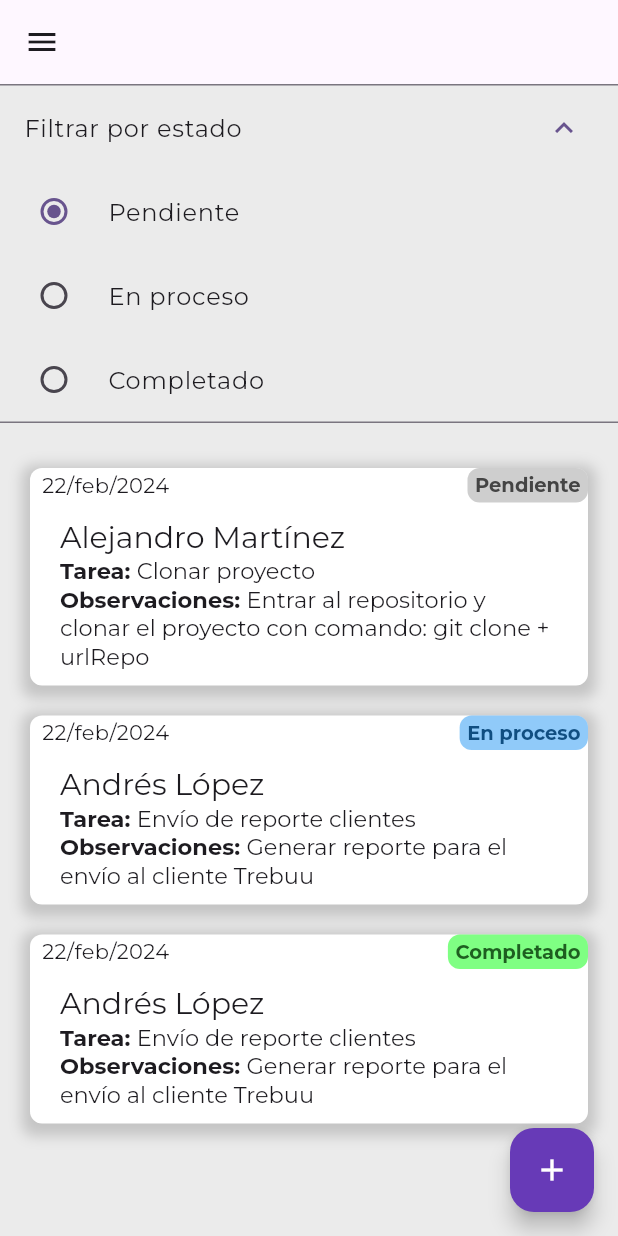
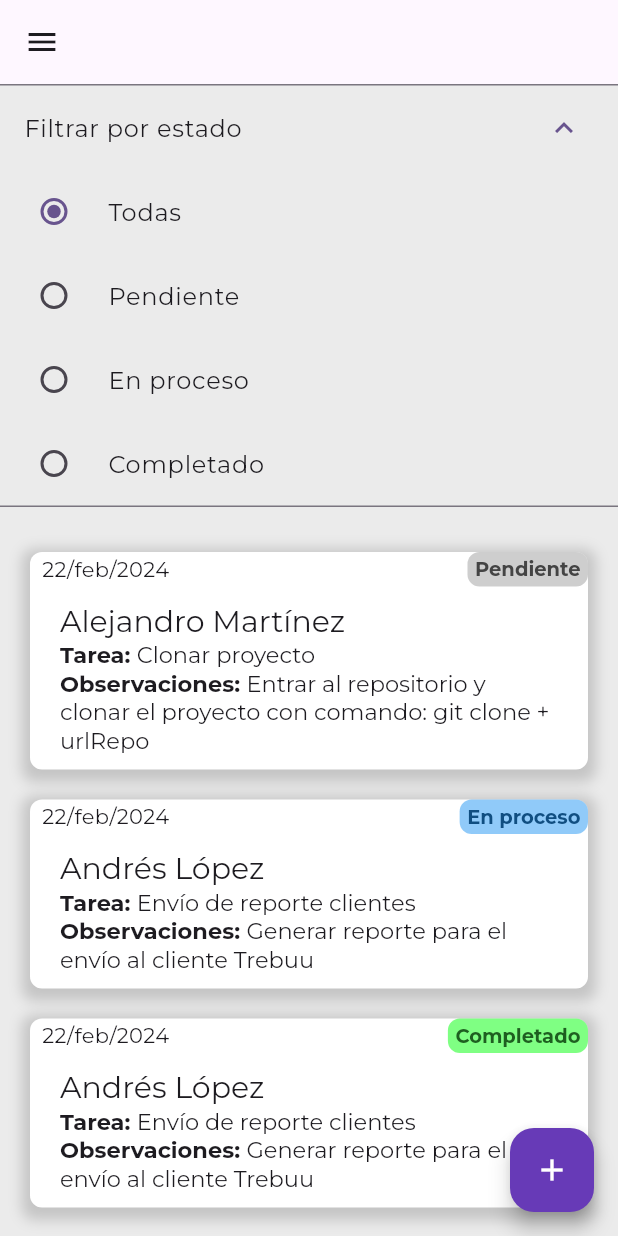
Before and after one commit to stivengm/prueba_senior_flutter, a Flutter app: the HomeScreen screen opened by its route, after a tap on "Filtrar por estado", on a phone screen of 412 x 824 dp. Run offline on Flutter 3.47's test engine with Material 3 defaults, Android fonts, the phone set to English and light mode, and no system bars; our stand-ins replace email_validator, equatable, flutter_bloc, google_fonts.

Commit message:
FIX - Ajuste de filtro en estados.

```diff
--- a/lib/core/blocs/home/home_bloc.dart
+++ b/lib/core/blocs/home/home_bloc.dart
@@ -28,7 +28,17 @@ class HomeBloc extends Bloc<HomeEvent, HomeState> {
     });
 
     on<HandleStateTask>((event, emit) {
-      emit( state.copyWith( stateTask: event.stateTask ) );
+      List<TaskModel> listFiltered;
+      if (event.stateTask == StateGroup.allStates) {
+        listFiltered = state.taskList!;
+      } else if (event.stateTask == StateGroup.statusPending) {
+        listFiltered = state.taskList!.where((state) => state.state == 1).toList();
+      } else if (event.stateTask == StateGroup.statusInProgress) {
+        listFiltered = state.taskList!.where((state) => state.state == 2).toList();
+      } else {
+        listFiltered = state.taskList!.where((state) => state.state == 3).toList();
+      }
+      emit( state.copyWith( stateTask: event.stateTask, taskFilter: listFiltered ) );
     });
 
     readTaskJson();
@@ -40,6 +50,7 @@ class HomeBloc extends Bloc<HomeEvent, HomeState> {
     final List<TaskModel> taskModel = dataJson.map<TaskModel>((m) => TaskModel.fromJson(Map<String, dynamic>.from(m))).toList();
 
     add( HandleTask(taskModel) );
+    add( HandleStateTask( stateTask: StateGroup.allStates, taskFilter: taskModel) );
   }
 
 }
--- a/lib/core/blocs/home/home_event.dart
+++ b/lib/core/blocs/home/home_event.dart
@@ -24,5 +24,6 @@ class CountRecords extends HomeEvent {
 
 class HandleStateTask extends HomeEvent {
   final StateGroup stateTask;
-  const HandleStateTask(this.stateTask);
+  final List<TaskModel> taskFilter;
+  const HandleStateTask({required this.stateTask, required this.taskFilter});
 }
--- a/lib/core/blocs/home/home_state.dart
+++ b/lib/core/blocs/home/home_state.dart
@@ -2,27 +2,32 @@ part of 'home_bloc.dart';
 
 class HomeState extends Equatable {
   final List<TaskModel>? taskList;
+  final List<TaskModel>? taskFilter;
   final int countRecords;
   final StateGroup stateTask;
 
   const HomeState({
     taskList,
+    taskFilter,
     this.countRecords = 0,
-    this.stateTask = StateGroup.statusPending
-  }) : taskList = taskList ?? const [];
+    this.stateTask = StateGroup.allStates
+  }) : taskList = taskList ?? const [],
+    taskFilter = taskFilter ?? const [];
 
   HomeState copyWith({
     List<TaskModel>? taskList,
+    List<TaskModel>? taskFilter,
     int? countRecords,
     StateGroup? stateTask
   }) => HomeState(
     taskList: taskList ?? this.taskList,
     countRecords: countRecords ?? this.countRecords,
-    stateTask: stateTask ?? this.stateTask
+    stateTask: stateTask ?? this.stateTask,
+    taskFilter: taskFilter ?? this.taskFilter
   );
 
   @override
-  List<Object?> get props => [ taskList, countRecords, stateTask ];
+  List<Object?> get props => [ taskList, taskFilter, countRecords, stateTask ];
 }
 
 final class HomeInitial extends HomeState {}
--- a/lib/core/models/emun_task_state.dart
+++ b/lib/core/models/emun_task_state.dart
@@ -1 +1 @@
-enum StateGroup { statusPending, statusInProgress, statusComplete }
+enum StateGroup { allStates, statusPending, statusInProgress, statusComplete }
--- a/lib/ui/screens/home_screen/home_screen.dart
+++ b/lib/ui/screens/home_screen/home_screen.dart
@@ -16,7 +16,7 @@ class HomeScreen extends StatefulWidget {
 
 class _HomeScreenState extends State<HomeScreen> {
 
-  StateGroup selectStatusTask = StateGroup.statusPending;
+  StateGroup selectStatusTask = StateGroup.allStates;
 
   @override
   Widget build(BuildContext context) {
@@ -42,11 +42,19 @@ class _HomeScreenState extends State<HomeScreen> {
                   title: const Text("Filtrar por estado"),
                   children: [
                     RadioListTile(
+                      title: const Text("Todas"),
+                      value: StateGroup.allStates,
+                      groupValue: state.stateTask,
+                      onChanged: (value) {
+                        context.read<HomeBloc>().add( HandleStateTask( stateTask: value!, taskFilter: state.taskList!) );
+                      }
+                    ),
+                    RadioListTile(
                       title: const Text("Pendiente"),
                       value: StateGroup.statusPending,
                       groupValue: state.stateTask,
                       onChanged: (value) {
-                        context.read<HomeBloc>().add( HandleStateTask(value!) );
+                        context.read<HomeBloc>().add( HandleStateTask( stateTask: value!, taskFilter: state.taskList!) );
                       }
                     ),
                     RadioListTile(
@@ -54,7 +62,7 @@ class _HomeScreenState extends State<HomeScreen> {
                       value: StateGroup.statusInProgress,
                       groupValue: state.stateTask,
                       onChanged: (value) {
-                        context.read<HomeBloc>().add( HandleStateTask(value!) );
+                        context.read<HomeBloc>().add( HandleStateTask( stateTask: value!, taskFilter: state.taskList! ) );
                       }
                     ),
                     RadioListTile(
@@ -62,7 +70,7 @@ class _HomeScreenState extends State<HomeScreen> {
                       value: StateGroup.statusComplete,
                       groupValue: state.stateTask,
                       onChanged: (value) {
-                        context.read<HomeBloc>().add( HandleStateTask(value!) );
+                        context.read<HomeBloc>().add( HandleStateTask( stateTask: value!, taskFilter: state.taskList! ) );
                       }
                     ),
                   ],
@@ -71,8 +79,8 @@ class _HomeScreenState extends State<HomeScreen> {
                 ListView.builder(
                   shrinkWrap: true,
                   physics: const ScrollPhysics(),
-                  itemCount: state.taskList!.length,
-                  itemBuilder: (context, i) => ItemCardTask(task: state.taskList![i])
+                  itemCount: state.taskFilter!.length,
+                  itemBuilder: (context, i) => ItemCardTask(task: state.taskFilter![i])
                 )
               ],
             ),
```
